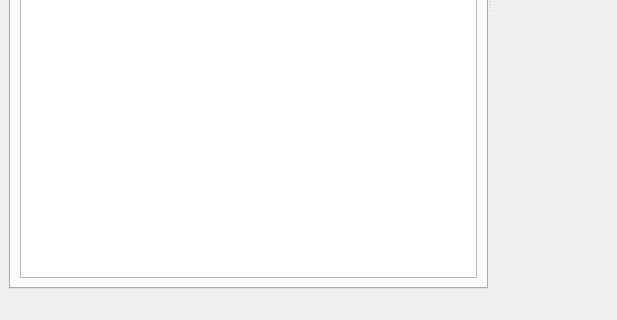
The window that ciclone/forms/ImagesViewer.ui (NeuroTech-Platform/CiCLONE) describes before a commit, drawn with Qt 5; both pictures show x 0 to 617 and y 294 to 614 of the 800 by 614 pixel window.
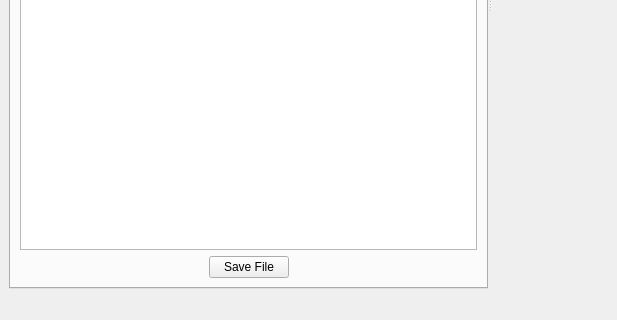
The same window after the commit. Custom widgets are drawn as their Qt base class.

Commit message: all the todo's from the previous commit

Diff of the .ui file:
```diff
--- a/ciclone/forms/ImagesViewer.ui
+++ b/ciclone/forms/ImagesViewer.ui
@@ -114,6 +114,43 @@
            </column>
           </widget>
          </item>
+         <item row="4" column="0">
+          <layout class="QHBoxLayout" name="horizontalLayout_4">
+           <item>
+            <spacer name="horizontalSpacer_2">
+             <property name="orientation">
+              <enum>Qt::Orientation::Horizontal</enum>
+             </property>
+             <property name="sizeHint" stdset="0">
+              <size>
+               <width>40</width>
+               <height>20</height>
+              </size>
+             </property>
+            </spacer>
+           </item>
+           <item>
+            <widget class="QPushButton" name="SaveFilePushButton">
+             <property name="text">
+              <string>Save File</string>
+             </property>
+            </widget>
+           </item>
+           <item>
+            <spacer name="horizontalSpacer_3">
+             <property name="orientation">
+              <enum>Qt::Orientation::Horizontal</enum>
+             </property>
+             <property name="sizeHint" stdset="0">
+              <size>
+               <width>40</width>
+               <height>20</height>
+              </size>
+             </property>
+            </spacer>
+           </item>
+          </layout>
+         </item>
         </layout>
        </widget>
        <widget class="QWidget" name="tab_4">
```
The commit also changes 2 other files.
